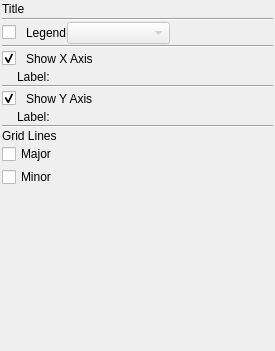
First picture: the form in code/plotms/GuiTabs/PlotMSCanvasTab.ui, repository radio-astro/casa, before the edit.
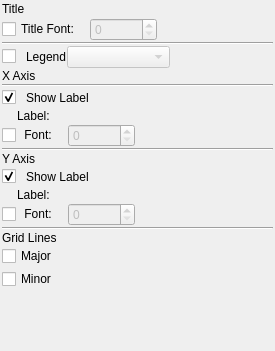
Second picture: the form after the edit.

Commit message: New Development: Yes             JIRA Issue: CAS-2585         Ready for Test: Yes      Interface Changes: Yes What Interface Changed: Added font parameters to plotms          Test Programs: test_plotms   Put in Release Notes: Yes              Module(s): plotms            Description: Users can set titlefont, xaxisfont, and yaxisfont with new plotms parameters, or in the Canvas tab of the plotms GUI.

What changed in the file:
```diff
--- a/code/plotms/GuiTabs/PlotMSCanvasTab.ui
+++ b/code/plotms/GuiTabs/PlotMSCanvasTab.ui
@@ -54,6 +54,60 @@
      </layout>
     </widget>
    </item>
+   <item>
+    <widget class="QFrame" name="titleFontFrame">
+     <property name="frameShape">
+      <enum>QFrame::NoFrame</enum>
+     </property>
+     <property name="frameShadow">
+      <enum>QFrame::Raised</enum>
+     </property>
+     <layout class="QHBoxLayout">
+      <property name="spacing">
+       <number>3</number>
+      </property>
+      <property name="margin">
+       <number>0</number>
+      </property>
+      <item>
+       <widget class="QCheckBox" name="titleFont">
+        <property name="text">
+         <string>Title Font:  </string>
+        </property>
+       </widget>
+      </item>
+      <item>
+       <widget class="QSpinBox" name="titleFontSpinner">
+        <property name="enabled">
+         <bool>false</bool>
+        </property>
+        <property name="minimum">
+         <number>0</number>
+        </property>
+        <property name="maximum">
+         <number>999999</number>
+        </property>
+        <property name="value">
+         <number>0</number>
+        </property>
+       </widget>
+      </item>
+      <item>
+       <spacer>
+        <property name="orientation">
+         <enum>Qt::Horizontal</enum>
+        </property>
+        <property name="sizeHint" stdset="0">
+         <size>
+          <width>40</width>
+          <height>20</height>
+         </size>
+        </property>
+       </spacer>
+      </item>
+     </layout>
+    </widget>
+   </item>
    <item>
     <widget class="Line" name="line">
      <property name="orientation">
@@ -127,6 +181,13 @@
      </item>
     </layout>
    </item>
+   <item>
+    <widget class="QLabel" name="xAxisSection">
+     <property name="text">
+      <string>X Axis</string>
+     </property>
+    </widget>
+   </item>
    <item>
     <widget class="Line" name="line_4">
      <property name="orientation">
@@ -150,7 +211,7 @@
       </widget>
      </item>
      <item>
-      <spacer name="horizontalSpacer">
+      <spacer>
        <property name="orientation">
         <enum>Qt::Horizontal</enum>
        </property>
@@ -174,7 +235,7 @@
         </sizepolicy>
        </property>
        <property name="text">
-        <string>Show X Axis</string>
+        <string>Show Label</string>
        </property>
        <property name="textFormat">
         <enum>Qt::RichText</enum>
@@ -236,6 +297,60 @@
      </layout>
     </widget>
    </item>
+   <item>
+    <widget class="QFrame" name="xAxisFontFrame">
+     <property name="frameShape">
+      <enum>QFrame::NoFrame</enum>
+     </property>
+     <property name="frameShadow">
+      <enum>QFrame::Raised</enum>
+     </property>
+     <layout class="QHBoxLayout">
+      <property name="spacing">
+       <number>3</number>
+      </property>
+      <property name="margin">
+       <number>0</number>
+      </property>
+      <item>
+       <widget class="QCheckBox" name="xAxisFont">
+        <property name="text">
+         <string> Font:  </string>
+        </property>
+       </widget>
+      </item>
+      <item>
+       <widget class="QSpinBox" name="xAxisFontSpinner">
+        <property name="enabled">
+         <bool>false</bool>
+        </property>
+        <property name="minimum">
+         <number>0</number>
+        </property>
+        <property name="maximum">
+         <number>999999</number>
+        </property>
+        <property name="value">
+         <number>0</number>
+        </property>
+       </widget>
+      </item>
+      <item>
+       <spacer>
+        <property name="orientation">
+         <enum>Qt::Horizontal</enum>
+        </property>
+        <property name="sizeHint" stdset="0">
+         <size>
+          <width>40</width>
+          <height>20</height>
+         </size>
+        </property>
+       </spacer>
+      </item>
+     </layout>
+    </widget>
+   </item>
    <item>
     <widget class="Line" name="line_3">
      <property name="orientation">
@@ -243,6 +358,13 @@
      </property>
     </widget>
    </item>
+   <item>
+    <widget class="QLabel" name="yAxisSection">
+     <property name="text">
+      <string>Y Axis</string>
+     </property>
+    </widget>
+   </item>
    <item>
     <layout class="QHBoxLayout">
      <property name="spacing">
@@ -259,7 +381,7 @@
       </widget>
      </item>
      <item>
-      <spacer name="horizontalSpacer_2">
+      <spacer>
        <property name="orientation">
         <enum>Qt::Horizontal</enum>
        </property>
@@ -283,7 +405,7 @@
         </sizepolicy>
        </property>
        <property name="text">
-        <string>Show Y Axis</string>
+        <string>Show Label</string>
        </property>
        <property name="textFormat">
         <enum>Qt::RichText</enum>
@@ -345,6 +467,60 @@
      </layout>
     </widget>
    </item>
+   <item>
+    <widget class="QFrame" name="yAxisFontFrame">
+     <property name="frameShape">
+      <enum>QFrame::NoFrame</enum>
+     </property>
+     <property name="frameShadow">
+      <enum>QFrame::Raised</enum>
+     </property>
+     <layout class="QHBoxLayout">
+      <property name="spacing">
+       <number>3</number>
+      </property>
+      <property name="margin">
+       <number>0</number>
+      </property>
+      <item>
+       <widget class="QCheckBox" name="yAxisFont">
+        <property name="text">
+         <string> Font:  </string>
+        </property>
+       </widget>
+      </item>
+      <item>
+       <widget class="QSpinBox" name="yAxisFontSpinner">
+        <property name="enabled">
+         <bool>false</bool>
+        </property>
+        <property name="minimum">
+         <number>0</number>
+        </property>
+        <property name="maximum">
+         <number>999999</number>
+        </property>
+        <property name="value">
+         <number>0</number>
+        </property>
+       </widget>
+      </item>
+      <item>
+       <spacer>
+        <property name="orientation">
+         <enum>Qt::Horizontal</enum>
+        </property>
+        <property name="sizeHint" stdset="0">
+         <size>
+          <width>40</width>
+          <height>20</height>
+         </size>
+        </property>
+       </spacer>
+      </item>
+     </layout>
+    </widget>
+   </item>
    <item>
     <widget class="Line" name="line_2">
      <property name="orientation">
```
The commit also changes 9 other files.
